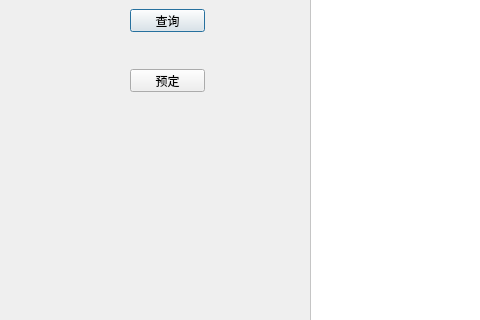
Above: findflight.ui from Dansheng/FlightSystem before the change; both pictures show x 0 to 480 and y 251 to 571 of the 1360 by 691 pixel window. Below: the same form after it.
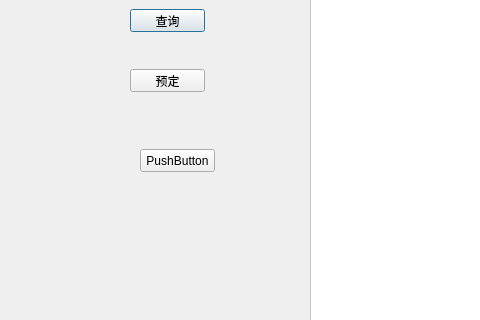
That is the form after the change.

Diff of the .ui file:
```diff
--- a/findflight.ui
+++ b/findflight.ui
@@ -141,6 +141,19 @@
     <string>预定</string>
    </property>
   </widget>
+  <widget class="QPushButton" name="CityRaider_Button">
+   <property name="geometry">
+    <rect>
+     <x>140</x>
+     <y>400</y>
+     <width>75</width>
+     <height>23</height>
+    </rect>
+   </property>
+   <property name="text">
+    <string>PushButton</string>
+   </property>
+  </widget>
  </widget>
  <resources/>
  <connections/>
```
